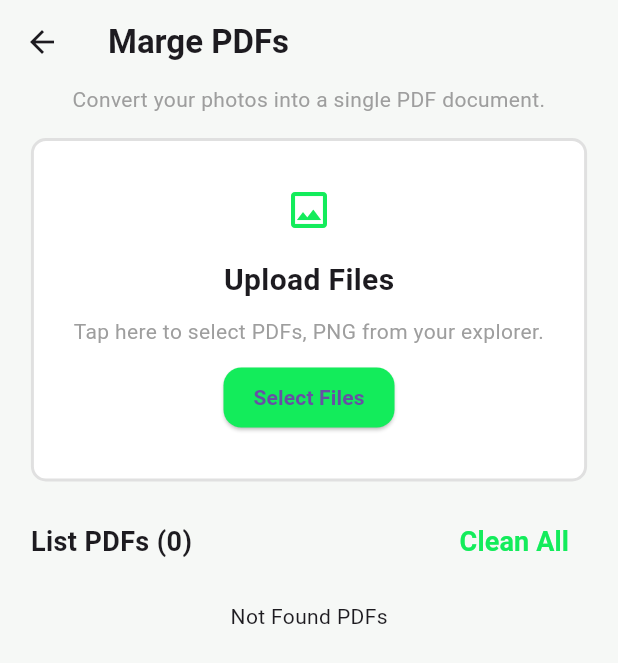
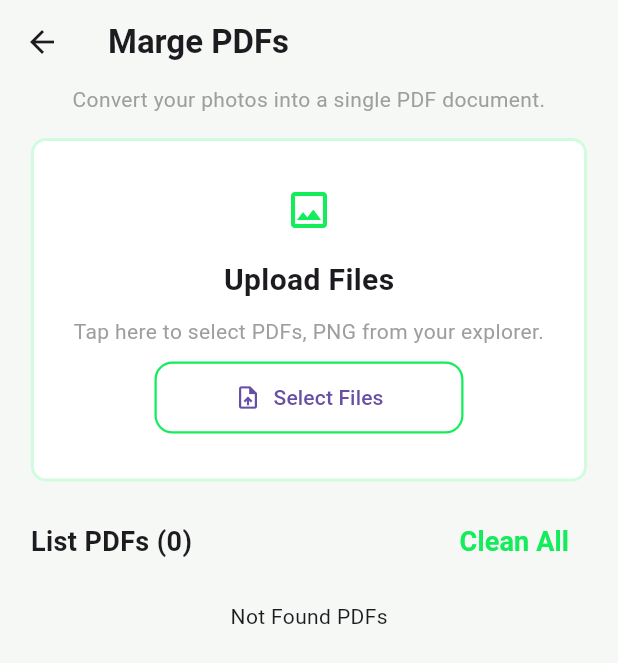
Before and after one commit to Moisessantos45/zylix-app, a Flutter app: the screen it shows after launch, after a tap on "Get Started", after a tap on "Merge PDFs", on a phone screen of 412 x 824 dp. Shown: the top 663 px of the screen. Run offline on Flutter 3.47's test engine with Material 3 defaults, Android fonts, the phone set to English and light mode, and no system bars; our stand-ins replace dio.

Commit message:
Improve the style of the raised button and adjust the shadow on the ToolGridCard; update the load button to use CustomOutlinedButton

```diff
--- a/lib/presentation/widgets/custom_elevated_button.dart
+++ b/lib/presentation/widgets/custom_elevated_button.dart
@@ -23,7 +23,7 @@ class CustomElevatedButton extends StatelessWidget {
             borderRadius: BorderRadius.circular(12.0),
           ),
         ),
-        child: Text(title, style: TextStyle(fontWeight: FontWeight.bold)),
+        child: Text(title, style: TextStyle(fontWeight: FontWeight.bold, fontSize: 16, color: Colors.white)),
       ),
     );
   }
--- a/lib/presentation/widgets/tool_grid_card.dart
+++ b/lib/presentation/widgets/tool_grid_card.dart
@@ -46,8 +46,8 @@ class _ToolGridCardState extends State<ToolGridCard> {
           boxShadow: [
             BoxShadow(
               color: AppColor.primaryColor.withAlpha(_isPressed ? 150 : 75),
-              blurRadius: _isPressed ? 8 : 12,
-              offset: Offset(0, _isPressed ? 2 : 4),
+              blurRadius: _isPressed ? 1 : 2,
+              offset: Offset(0, _isPressed ? 1 : 1),
             ),
           ],
         ),
--- a/lib/presentation/widgets/upload_file.dart
+++ b/lib/presentation/widgets/upload_file.dart
@@ -1,20 +1,26 @@
 import 'package:flutter/material.dart';
 import 'package:zylix/presentation/shared/color.dart';
+import 'package:zylix/presentation/widgets/custom_outlined_button.dart';
 
 class UploadFile extends StatelessWidget {
   final String subtitle;
   final VoidCallback onPressed;
-  const UploadFile({super.key, required this.subtitle,required this.onPressed});
+  const UploadFile({
+    super.key,
+    required this.subtitle,
+    required this.onPressed,
+  });
 
   @override
   Widget build(BuildContext context) {
+    final double width = MediaQuery.of(context).size.width;
     return Container(
       width: double.infinity,
       padding: const EdgeInsets.symmetric(horizontal: 10, vertical: 30),
       decoration: BoxDecoration(
         color: Colors.white,
         borderRadius: BorderRadius.circular(10),
-        border: Border.all(width: 2, color: Colors.grey.shade300),
+        border: Border.all(width: 2, color: AppColor.primaryColor.withAlpha(50)),
       ),
       child: Column(
         crossAxisAlignment: CrossAxisAlignment.center,
@@ -36,18 +42,12 @@ class UploadFile extends StatelessWidget {
             textAlign: TextAlign.center,
           ),
           const SizedBox(height: 10),
-          ElevatedButton(
-            onPressed: onPressed,
-            style: ElevatedButton.styleFrom(
-              backgroundColor: AppColor.primaryColor,
-              padding: const EdgeInsets.symmetric(horizontal: 20.0),
-              shape: RoundedRectangleBorder(
-                borderRadius: BorderRadius.circular(12.0),
-              ),
-            ),
-            child: Text(
-              "Select Files",
-              style: TextStyle(fontWeight: FontWeight.bold),
+          SizedBox(
+            width: width * 0.5,
+            child: CustomOutlinedButton(
+              getDirectoryPath: onPressed,
+              title: "Select Files",
+              icon: Icons.upload_file,
             ),
           ),
         ],
```
